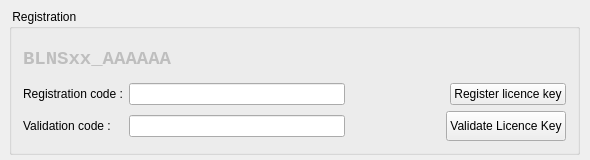
Qt form activator/mainwindow.ui (tbikfalvi/Belenus) before a commit.
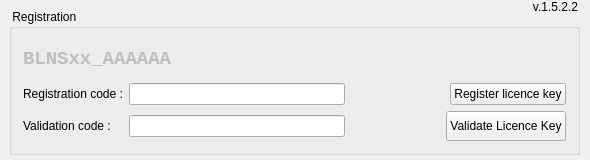
The same form after that commit. Icons and pictures are not drawn.

Commit message: Belenus aktivalo frissites

What changed in the file:
```diff
--- a/activator/mainwindow.ui
+++ b/activator/mainwindow.ui
@@ -570,6 +570,34 @@
      </layout>
     </widget>
    </widget>
+   <widget class="QLabel" name="lblVersion">
+    <property name="geometry">
+     <rect>
+      <x>458</x>
+      <y>-3</y>
+      <width>120</width>
+      <height>20</height>
+     </rect>
+    </property>
+    <property name="minimumSize">
+     <size>
+      <width>120</width>
+      <height>0</height>
+     </size>
+    </property>
+    <property name="maximumSize">
+     <size>
+      <width>120</width>
+      <height>16777215</height>
+     </size>
+    </property>
+    <property name="text">
+     <string>v.1.5.2.2</string>
+    </property>
+    <property name="alignment">
+     <set>Qt::AlignRight|Qt::AlignTrailing|Qt::AlignVCenter</set>
+    </property>
+   </widget>
   </widget>
  </widget>
  <layoutdefault spacing="6" margin="11"/>
```
Left out of the diff: 10 changed lines with no effect on the pictures. The commit also changes 1 other file.
